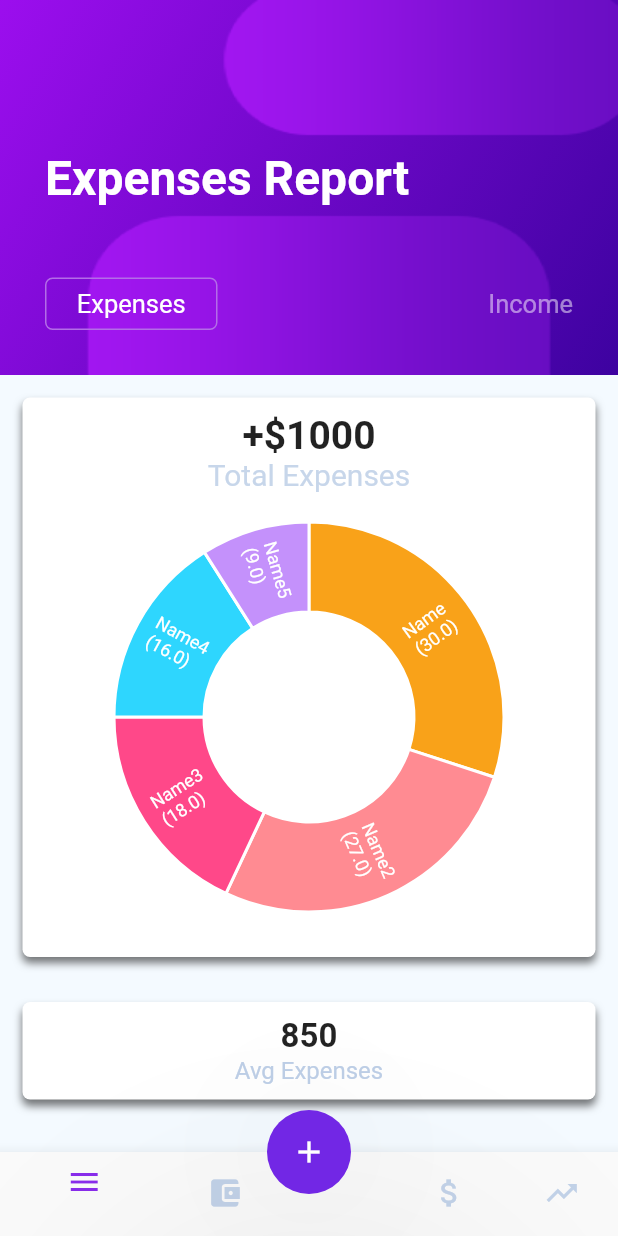
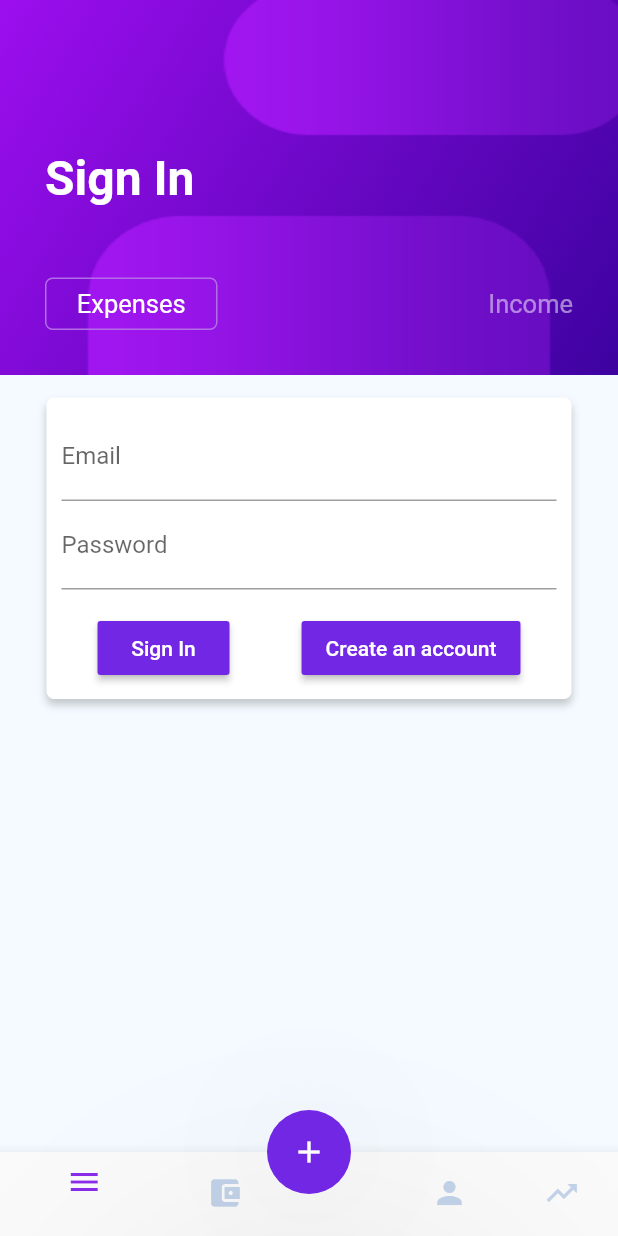
Before and after one commit to RuFi2k/LinkUP_Practice, a Flutter app: the screen it shows after launch, after a tap on the "add" icon, on a phone screen of 412 x 824 dp. Run offline on Flutter 3.47's test engine with Material 2 defaults, Android fonts, the phone set to English and light mode, and no system bars; our stand-ins replace charts_flutter, firebase_auth; accounts and stored records are empty; network calls fail.

```diff
--- a/lib/UI/components/menu.dart
+++ b/lib/UI/components/menu.dart
@@ -1,7 +1,10 @@
 import 'package:flutter/material.dart';
 
 class MenuWidget extends StatefulWidget {
-  MenuWidget({Key key}) : super(key: key);
+  MenuWidget({Key key, @required this.onSelect}) : super(key: key);
+  final void Function(int) onSelect;
+
+  VoidCallback callback;
 
   @override
   _MenuWidgetState createState() => _MenuWidgetState();
@@ -10,9 +13,18 @@ class MenuWidget extends StatefulWidget {
 class _MenuWidgetState extends State<MenuWidget> {
   int _selectedIndex = 0;
 
+  @override
+  void initState() {
+    widget.callback = () {
+      widget.onSelect(_selectedIndex);
+    };
+  }
+
   void _onItemTapped(int index) {
+    int resultIndex = index == 2 ? 0 : index;
     setState(() {
-      _selectedIndex = index;
+      _selectedIndex = resultIndex;
+      widget.onSelect(resultIndex);
     });
   }
 
@@ -29,11 +41,14 @@ class _MenuWidgetState extends State<MenuWidget> {
           title: Text(''),
         ),
         BottomNavigationBarItem(
-            icon: Icon(Icons.add, color: Color(0x00FFFFFF),),
+          icon: Icon(
+            Icons.add,
+            color: Color(0x00FFFFFF),
+          ),
           title: Text(''),
         ),
         BottomNavigationBarItem(
-            icon: Icon(Icons.attach_money),
+          icon: Icon(Icons.person),
           title: Text(''),
         ),
         BottomNavigationBarItem(
--- /dev/null
+++ b/lib/UI/screens/auth_wrapper.dart
@@ -0,0 +1,55 @@
+import 'package:FlutterApp/UI/screens/account.dart';
+import 'package:FlutterApp/UI/screens/authentification.dart';
+import 'package:FlutterApp/UI/screens/category_transactions.dart';
+import 'package:FlutterApp/UI/screens/stats.dart';
+import 'package:FlutterApp/UI/screens/transactions.dart';
+import 'package:FlutterApp/data_layer/enums/transaction_categories.dart';
+import 'package:FlutterApp/data_layer/models/task.dart';
+import 'package:FlutterApp/data_layer/models/transaction_record_model.dart';
+import 'package:firebase_auth/firebase_auth.dart';
+import 'package:flutter/material.dart';
+import 'package:provider/provider.dart';
+
+class AuthWrapper extends StatefulWidget {
+  final int _currentMenuIndex;
+  final bool _menuVisible;
+
+  AuthWrapper(this._currentMenuIndex, this._menuVisible, {Key key})
+      : super(key: key);
+
+  _AuthWrapper createState() => _AuthWrapper();
+}
+
+class _AuthWrapper extends State<AuthWrapper> {
+  @override
+  Widget build(BuildContext context) {
+    var user = Provider.of<FirebaseUser>(context);
+
+    if (user == null)
+      return SignIn();
+    else {
+      switch (widget._currentMenuIndex) {
+        case 0:
+          return TransactionPage();
+          break;
+        case 1:
+          return CategoryTransactions(
+              TransactionCategoriesEnum.Home, <TransactionRecordModel>[
+            TransactionRecordModel(100, 'Description'),
+            TransactionRecordModel(100, 'Description'),
+          ]);
+          break;
+        case 3:
+          return Account(null);
+          break;
+        case 4:
+          return StatisticPage(<Task>[
+            Task('Name', Color(0xFF000000), 25),
+          ], 100);
+          break;
+        default:
+          return null;
+      }
+    }
+  }
+}
--- /dev/null
+++ b/lib/UI/screens/authentification.dart
@@ -0,0 +1,79 @@
+import 'package:FlutterApp/UI/components/header.dart';
+import 'package:FlutterApp/UI/screens/register.dart';
+import 'package:FlutterApp/services/auth.dart';
+import 'package:flutter/material.dart';
+
+class SignIn extends StatelessWidget {
+  final _loginFormKey = GlobalKey<FormState>();
+  final TextEditingController _mailController = TextEditingController();
+  final TextEditingController _passController = TextEditingController();
+  final AuthService _authService = AuthService();
+
+  @override
+  Widget build(BuildContext context) {
+    return Form(
+      key: _loginFormKey,
+      child: Column(
+        children: <Widget>[
+          Header('Sign In'),
+          Padding(
+            padding: const EdgeInsets.all(15.0),
+            child: Container(
+              width: 350,
+              padding: EdgeInsets.all(10),
+              decoration: BoxDecoration(
+                borderRadius: BorderRadius.circular(5),
+                color: Colors.white,
+                boxShadow: <BoxShadow>[
+                  BoxShadow(
+                    color: Colors.black.withOpacity(0.2),
+                    blurRadius: 4,
+                    offset: Offset(0, 4),
+                  )
+                ],
+              ),
+              child: Column(
+                children: <Widget>[
+                  TextFormField(
+                    controller: _mailController,
+                    decoration: InputDecoration(labelText: 'Email'),
+                  ),
+                  TextFormField(
+                    decoration: InputDecoration(labelText: 'Password'),
+                    controller: _passController,
+                  ),
+                  Padding(
+                    padding: const EdgeInsets.only(top: 15),
+                    child: Row(
+                      mainAxisAlignment: MainAxisAlignment.spaceAround,
+                      children: <Widget>[
+                        RaisedButton(
+                          color: Color(0xFF7227E5),
+                          child: Text('Sign In',
+                              style: TextStyle(color: Colors.white)),
+                          onPressed: () async {
+                            var user = await _authService.signIn(
+                                _mailController.text, _passController.text);
+                          },
+                        ),
+                        RaisedButton(
+                          color: Color(0xFF7227E5),
+                          child: Text('Create an account',
+                              style: TextStyle(color: Colors.white)),
+                          onPressed: () {
+                            Navigator.of(context).push(MaterialPageRoute(
+                                builder: (context) => Register()));
+                          },
+                        )
+                      ],
+                    ),
+                  )
+                ],
+              ),
+            ),
+          ),
+        ],
+      ),
+    );
+  }
+}
--- a/lib/UI/screens/transactions.dart
+++ b/lib/UI/screens/transactions.dart
@@ -1,6 +1,6 @@
-import 'file:///C:/Users/RuFi/Desktop/Practice/FlutterApp/lib/UI/components/categories.dart';
-import 'file:///C:/Users/RuFi/Desktop/Practice/FlutterApp/lib/UI/components/header.dart';
-import 'file:///C:/Users/RuFi/Desktop/Practice/FlutterApp/lib/UI/components/top_transactions.dart';
+import 'package:FlutterApp/UI/components/categories.dart';
+import 'package:FlutterApp/UI/components/header.dart';
+import 'package:FlutterApp/UI/components/top_transactions.dart';
 import 'package:flutter/material.dart';
 
 class TransactionPage extends StatelessWidget{
--- a/lib/main.dart
+++ b/lib/main.dart
@@ -1,28 +1,77 @@
 import 'package:FlutterApp/UI/components/menu.dart';
-import 'package:FlutterApp/UI/screens/stats.dart';
-import 'package:FlutterApp/UI/screens/transactions.dart';
-import 'package:FlutterApp/data_layer/models/task.dart';
+import 'package:FlutterApp/UI/screens/auth_wrapper.dart';
+import 'package:FlutterApp/services/auth.dart';
+import 'package:firebase_auth/firebase_auth.dart';
 import 'package:flutter/material.dart';
+import 'package:provider/provider.dart';
 
 void main() => runApp(App());
 
-class App extends StatelessWidget{
+class App extends StatefulWidget {
+  App({Key key}) : super(key: key);
+
+  _App createState() => _App();
+}
+
+class _App extends State<App> {
+  int _currentMenuIndex = 0;
+  bool menuVisible = true;
+
   @override
-  Widget build(BuildContext context){
-    return MaterialApp(
+  Widget build(BuildContext context) {
+    return StreamProvider<FirebaseUser>.value(
+      value: AuthService().user,
+      child: MaterialApp(
         title: 'App title',
         home: Scaffold(
           backgroundColor: Color(0xFFF4FAFF),
-        body: StatisticPage(<Task>[], 1000),
-        bottomNavigationBar: MenuWidget(),
-        floatingActionButton: FloatingActionButton(
+          body: AuthWrapper(_currentMenuIndex, menuVisible),
+//              (() {
+//            switch (_currentMenuIndex) {
+//              case 0:
+//                return TransactionPage();
+//                break;
+//              case 1:
+//                return CategoryTransactions(
+//                    TransactionCategoriesEnum.Home, <TransactionRecordModel>[
+//                  TransactionRecordModel(100, 'Description'),
+//                  TransactionRecordModel(100, 'Description'),
+//                ]);
+//                break;
+//              case 3:
+//                return Account(null);
+//                break;
+//              case 4:
+//                return StatisticPage(<Task>[
+//                  Task('Name', Color(0xFF000000), 25),
+//                ], 100);
+//                break;
+//              default:
+//                return null;
+//            }
+//          }()),
+          bottomNavigationBar: MenuWidget(
+            onSelect: (index) {
+              setState(() {
+                _currentMenuIndex = index;
+              });
+            },
+          ),
+          floatingActionButton: (() {
+            if (menuVisible) {
+              return FloatingActionButton(
                 onPressed: () {},
                 tooltip: 'Increment',
                 child: Icon(Icons.add),
                 backgroundColor: Color(0xFF7227E5),
                 elevation: 100,
+              );
+            } else
+              return null;
+          }()),
+          floatingActionButtonLocation:
+              FloatingActionButtonLocation.centerDocked,
         ),
-        floatingActionButtonLocation: FloatingActionButtonLocation.centerDocked,
       ),
     );
   }
--- /dev/null
+++ b/lib/services/auth.dart
@@ -0,0 +1,34 @@
+import 'package:firebase_auth/firebase_auth.dart';
+
+class AuthService {
+  final FirebaseAuth _auth = FirebaseAuth.instance;
+
+  //making stream to hold signed/unsigned user data
+  Stream<FirebaseUser> get user {
+    return _auth.onAuthStateChanged;
+  }
+
+  //sign in
+  Future signIn(String email, String password) async {
+    try {
+      AuthResult result = await _auth.signInWithEmailAndPassword(
+          email: email, password: password);
+      FirebaseUser user = result.user;
+      return user;
+    } catch (e) {
+      throw new Exception(e.toString());
+    }
+  }
+
+  Future signOut() async {
+    try {
+      return await _auth.signOut();
+    } catch (e) {
+      print(e.toString());
+      return null;
+    }
+  }
+
+  //register
+
+}
--- a/pubspec.yaml
+++ b/pubspec.yaml
@@ -30,6 +30,9 @@ dependencies:
   cupertino_icons: ^0.1.3
   font_awesome_flutter: ^8.2.0
   charts_flutter: ^0.6.0
+  firebase_auth: ^0.14.0+5
+  cloud_firestore: ^0.12.9+4
+  provider: ^3.1.0
 
 dev_dependencies:
   flutter_test:
```
Also changed, not shown: lib/UI/screens/account.dart (added, +90 -0 lines), lib/UI/screens/category_transactions.dart (+8 -12 lines), lib/UI/screens/register.dart (added, +94 -0 lines), lib/data_layer/enums/transaction_categories.dart (+7 -1 lines), pubspec.lock, 3 other files. Lines whose indentation alone changed are shown as unchanged.
